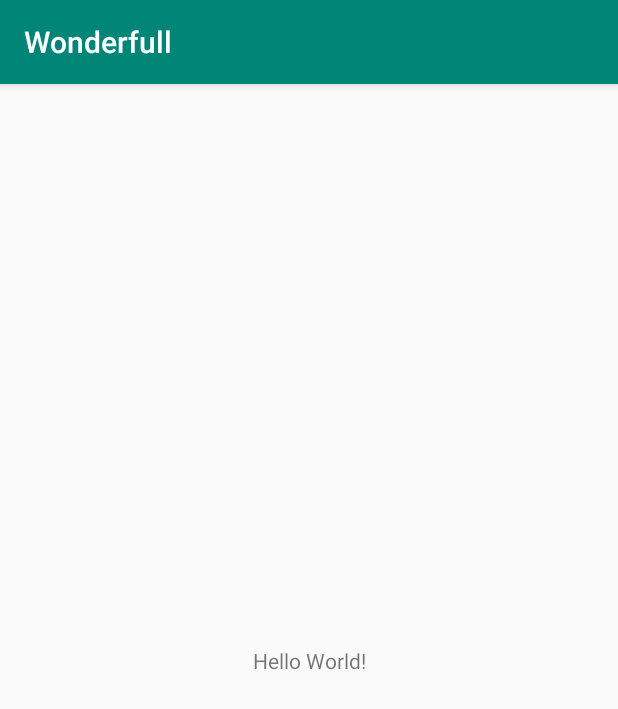
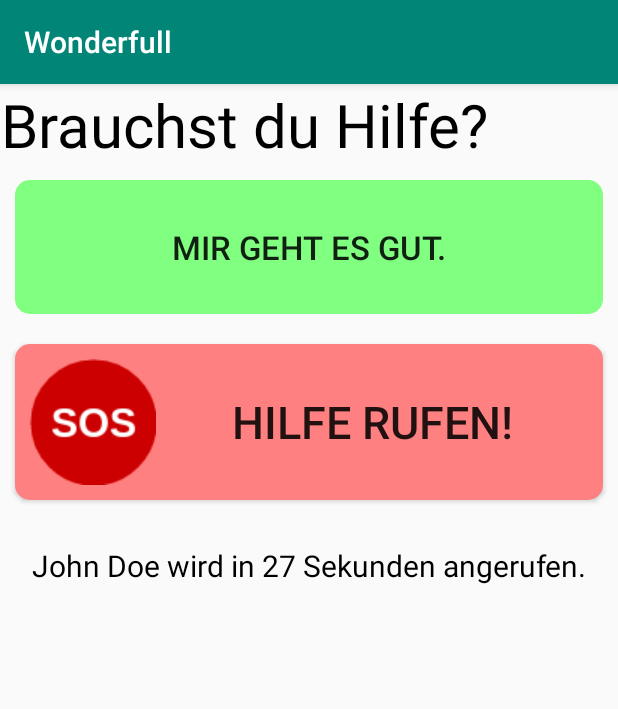
Before and after one commit to mad-lab-fau/Ferienakademie2019-Wonderfull, an Android app: the screen it shows after launch (MainActivity before the commit, EmergencyActivity after it), on a phone screen of 412 x 824 dp. Shown: the top 709 px of the screen. Run offline under Robolectric (Android 15) with nearby library versions, the light colour scheme and no system bars.

Commit message:
Emergency Activity

```diff
--- a/App/app/src/main/AndroidManifest.xml
+++ b/App/app/src/main/AndroidManifest.xml
@@ -8,8 +8,10 @@
         android:label="@string/app_name"
         android:roundIcon="@mipmap/ic_launcher_round"
         android:supportsRtl="true"
-        android:theme="@style/AppTheme">
-        <activity android:name=".MainActivity">
+        android:theme="@style/AppTheme"
+        android:noHistory="true">
+        <activity android:name=".MainActivity"></activity>
+        <activity android:name=".EmergencyActivity">
             <intent-filter>
                 <action android:name="android.intent.action.MAIN" />
 
@@ -17,5 +19,6 @@
             </intent-filter>
         </activity>
     </application>
+    <uses-permission android:name="android.permission.SEND_SMS" />
 
 </manifest>
--- /dev/null
+++ b/App/app/src/main/java/de/ferienakademie/wonderfull/EmergencyActivity.java
@@ -0,0 +1,74 @@
+package de.ferienakademie.wonderfull;
+
+import androidx.appcompat.app.AppCompatActivity;
+
+import android.content.Intent;
+import android.os.Bundle;
+import android.os.Handler;
+import android.view.View;
+import android.widget.Button;
+import android.widget.TextView;
+import android.telephony.SmsManager;
+
+import java.util.Timer;
+import java.util.TimerTask;
+
+public class EmergencyActivity extends AppCompatActivity {
+
+    private String emergencyText = "%s wird in %d Sekunden angerufen.";
+    private int time = 30;
+    private Timer timer;
+    private String phoneNumber = "01781336385";
+    private String smsText = "Test";
+    @Override
+    protected void onCreate(Bundle savedInstanceState) {
+        super.onCreate(savedInstanceState);
+        setContentView(R.layout.activity_emergency);
+        final TextView textview = (TextView) findViewById(R.id.emergency_call_in);
+        final String contact = "John Doe"; //TODO get emergency contact
+        textview.setText(String.format(emergencyText, contact, 30));
+        timer = new Timer();
+
+        timer.schedule(new TimerTask() {
+            @Override
+            public void run() {
+                time -= 1;
+
+                runOnUiThread(new Runnable() {
+                    @Override
+                    public void run() {
+                        textview.setText(String.format(emergencyText, contact, time));
+                    }
+                });
+
+                if (time == 0){
+                    timer.cancel();
+                    sendSMS();
+
+                }
+
+
+            }
+        }, 1000, 1000);
+
+
+    }
+
+    public void fineButtonClick(View v){
+        timer.cancel();
+        Intent mainIntent = new Intent(this, MainActivity.class);
+        startActivity(mainIntent);
+    }
+
+    public void sosButtonClick(View v){
+        sendSMS();
+    }
+
+    private void sendSMS(){
+        //SmsManager smsManager = SmsManager.getDefault(); TODO
+        //smsManager.sendTextMessage(phoneNumber, null, smsText, null, null);
+    }
+
+
+
+}
--- /dev/null
+++ b/App/app/src/main/res/drawable/green_button_round.xml
@@ -0,0 +1,16 @@
+<?xml version="1.0" encoding="utf-8"?>
+<shape
+    android:shape="rectangle"
+    xmlns:android="http://schemas.android.com/apk/res/android">
+
+    <!-- view background color -->
+    <solid
+        android:color="@color/lightGreen" >
+    </solid>
+
+    <!-- Here is the corner radius -->
+    <corners
+        android:radius="10dp"   >
+    </corners>
+
+</shape>
--- /dev/null
+++ b/App/app/src/main/res/drawable/red_button_round.xml
@@ -0,0 +1,16 @@
+<?xml version="1.0" encoding="utf-8"?>
+<shape
+    android:shape="rectangle"
+    xmlns:android="http://schemas.android.com/apk/res/android">
+
+    <!-- view background color -->
+    <solid
+        android:color="@color/lightRed" >
+    </solid>
+
+    <!-- Here is the corner radius -->
+    <corners
+        android:radius="10dp"   >
+    </corners>
+
+</shape>
--- /dev/null
+++ b/App/app/src/main/res/layout/activity_emergency.xml
@@ -0,0 +1,70 @@
+<?xml version="1.0" encoding="utf-8"?>
+<androidx.constraintlayout.widget.ConstraintLayout xmlns:android="http://schemas.android.com/apk/res/android"
+    xmlns:app="http://schemas.android.com/apk/res-auto"
+    xmlns:tools="http://schemas.android.com/tools"
+    android:layout_width="match_parent"
+    android:layout_height="match_parent"
+    tools:context=".EmergencyActivity"
+    android:label="@string/emergency_title">
+
+    <LinearLayout
+        android:layout_width="match_parent"
+        android:layout_height="wrap_content"
+        android:orientation="vertical"
+        app:layout_constraintTop_toTopOf="parent">
+
+        <TextView
+            android:layout_width="wrap_content"
+            android:layout_height="wrap_content"
+            android:layout_weight="1"
+            android:gravity="center_horizontal"
+            android:text="@string/emergency_question"
+            android:textSize="40sp"
+            android:textColor="@color/black"/>
+
+        <Button
+            android:id="@+id/emergency_button_fine"
+            android:layout_width="match_parent"
+            android:layout_height="wrap_content"
+            android:layout_weight="1"
+            android:layout_margin="10dp"
+            android:padding="30dp"
+            android:gravity="center"
+            android:layout_gravity="center_horizontal"
+            android:text="@string/emergency_fine"
+            android:textSize="22sp"
+            android:background="@drawable/green_button_round"
+            android:onClick="fineButtonClick"/>
+
+        <Button
+            android:id="@+id/emergency_button_sos"
+            android:layout_width="match_parent"
+            android:layout_height="wrap_content"
+            android:layout_weight="1"
+            android:layout_margin="10dp"
+            android:padding="10dp"
+            android:gravity="center"
+            android:layout_gravity="center_horizontal"
+            android:text="@string/emergency_sos"
+            android:drawableStart="@drawable/sos"
+            android:textSize="30sp"
+            android:background="@drawable/red_button_round"
+            android:onClick="sosButtonClick"/>
+
+        <TextView
+            android:id="@+id/emergency_call_in"
+            android:layout_width="match_parent"
+            android:layout_height="match_parent"
+            android:layout_weight="1"
+            android:layout_margin="10dp"
+            android:padding="10dp"
+            android:gravity="center"
+            android:text="@string/emergency_call_in"
+            android:textSize="20sp"
+            android:textColor="@color/black"/>
+    </LinearLayout>
+
+
+
+
+</androidx.constraintlayout.widget.ConstraintLayout>
--- a/App/app/src/main/res/layout/activity_main.xml
+++ b/App/app/src/main/res/layout/activity_main.xml
@@ -11,8 +11,10 @@
         android:layout_height="wrap_content"
         android:text="Hello World!"
         app:layout_constraintBottom_toBottomOf="parent"
+        app:layout_constraintHorizontal_bias="0.473"
         app:layout_constraintLeft_toLeftOf="parent"
         app:layout_constraintRight_toRightOf="parent"
-        app:layout_constraintTop_toTopOf="parent" />
+        app:layout_constraintTop_toTopOf="parent"
+        app:layout_constraintVertical_bias="0.221" />
 
 </androidx.constraintlayout.widget.ConstraintLayout>
--- a/App/app/src/main/res/values/colors.xml
+++ b/App/app/src/main/res/values/colors.xml
@@ -3,4 +3,7 @@
     <color name="colorPrimary">#008577</color>
     <color name="colorPrimaryDark">#00574B</color>
     <color name="colorAccent">#D81B60</color>
+    <color name="lightRed">#ff8080</color>
+    <color name="lightGreen">#80ff80</color>
+    <color name="black">#000000</color>
 </resources>
--- a/App/app/src/main/res/values/strings.xml
+++ b/App/app/src/main/res/values/strings.xml
@@ -1,3 +1,9 @@
 <resources>
     <string name="app_name">Wonderfull</string>
+
+    <string name="emergency_title">Nofall</string>
+    <string name="emergency_question">Brauchst du Hilfe?</string>
+    <string name="emergency_sos">   Hilfe rufen!</string>
+    <string name="emergency_fine"> Mir geht es gut. </string>
+    <string name="emergency_call_in">John Doe wird in 30 Sekunden automatisch angerufen.</string>
 </resources>
```
Also changed, not shown: App/app/src/main/res/drawable/sos.png (added), 12 other files.
